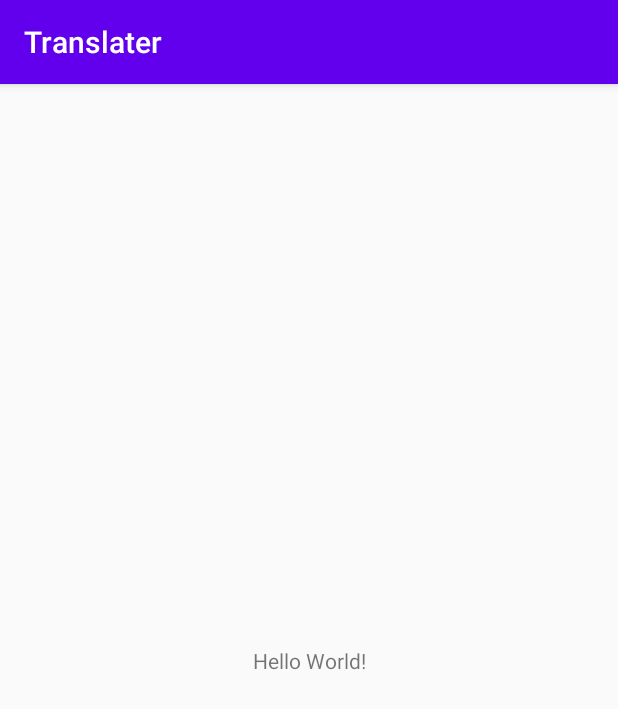
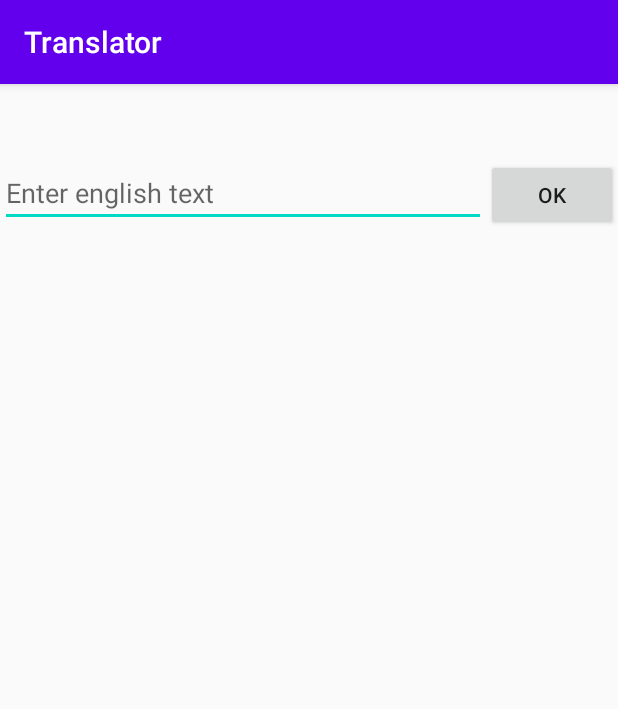
Before and after one commit to zhdanov-ek/translater, an Android app: the screen it shows after launch (MainActivity), on a phone screen of 412 x 824 dp. Shown: the top 709 px of the screen. Run offline under Robolectric (Android 15) with nearby library versions, the phone set to English and light mode, and no system bars; libraries missing offline, so code that uses them is left out: com.facebook.stetho; 1 statement that could not run was skipped.

Commit message:
Implemented functionality without architecture

```diff
--- a/app/src/main/AndroidManifest.xml
+++ b/app/src/main/AndroidManifest.xml
@@ -2,14 +2,17 @@
 <manifest xmlns:android="http://schemas.android.com/apk/res/android"
     package="com.example.translater">
 
+    <uses-permission android:name="android.permission.INTERNET" />
+
     <application
+        android:name=".MyApplication"
         android:allowBackup="true"
         android:icon="@mipmap/ic_launcher"
         android:label="@string/app_name"
         android:roundIcon="@mipmap/ic_launcher_round"
         android:supportsRtl="true"
         android:theme="@style/AppTheme">
-        <activity android:name=".view.MainActivity">
+        <activity android:name=".MainActivity">
             <intent-filter>
                 <action android:name="android.intent.action.MAIN" />
 
--- /dev/null
+++ b/app/src/main/java/com/example/translater/MainActivity.kt
@@ -0,0 +1,78 @@
+package com.example.translater
+
+import androidx.appcompat.app.AppCompatActivity
+import android.os.Bundle
+import android.view.View
+import android.widget.Button
+import android.widget.EditText
+import android.widget.TextView
+import com.example.translater.api.AppRest
+import com.example.translater.model.TranslationResponse
+import retrofit2.Call
+import retrofit2.Callback
+import retrofit2.Response
+
+class MainActivity : AppCompatActivity(), View.OnClickListener {
+
+    private val SOURCE_LANG = "en"
+    private val TARGET_LANG = "ru"
+
+    private lateinit var inputEditText: EditText
+    private lateinit var okButton: Button
+    private lateinit var translateTextView: TextView
+    private lateinit var progressBar: View
+
+
+    override fun onCreate(savedInstanceState: Bundle?) {
+        super.onCreate(savedInstanceState)
+        setContentView(R.layout.activity_main)
+
+        inputEditText = findViewById(R.id.inputEditText)
+        okButton = findViewById(R.id.okButton)
+        okButton.setOnClickListener(this)
+        translateTextView = findViewById(R.id.translateTextView)
+        progressBar = findViewById(R.id.progressBar)
+    }
+
+    override fun onClick(v: View?) {
+        val enteredText = inputEditText.text.toString()
+        if (enteredText.trim().length > 1) {
+            showProgress(true)
+            performTranslate(enteredText)
+        }
+    }
+
+    private fun performTranslate(text: String) {
+        AppRest.api.translate(SOURCE_LANG, text, TARGET_LANG)
+            .enqueue(object : Callback<TranslationResponse> {
+
+                override fun onFailure(call: Call<TranslationResponse>, t: Throwable) {
+                    showProgress(false)
+                }
+
+                override fun onResponse(call: Call<TranslationResponse>, response: Response<TranslationResponse>) {
+                    if (response.isSuccessful && response.body() != null) {
+                        showTranslation(response.body()!!)
+                    }
+                    showProgress(false)
+                }
+            })
+    }
+
+    private fun showTranslation(translationResponse: TranslationResponse) {
+        translationResponse.data.let {
+            if (it!!.translations.isNotEmpty()) {
+                val translation = it.translations[0].translatedText
+                translateTextView.text = translation
+            }
+        }
+
+        inputEditText.text = null
+    }
+
+    private fun showProgress(show: Boolean) {
+        okButton.isEnabled = !show
+        progressBar.visibility = if (show) View.VISIBLE else View.INVISIBLE
+    }
+
+}
--- /dev/null
+++ b/app/src/main/java/com/example/translater/MyApplication.kt
@@ -0,0 +1,13 @@
+package com.example.translater
+
+import android.app.Application
+import com.facebook.stetho.Stetho
+
+class MyApplication: Application() {
+
+    override fun onCreate() {
+        super.onCreate()
+
+        Stetho.initializeWithDefaults(this);
+    }
+}
--- a/app/src/main/java/com/example/translater/view/MainActivity.kt
+++ /dev/null
@@ -1,12 +0,0 @@
-package com.example.translater.view
-
-import androidx.appcompat.app.AppCompatActivity
-import android.os.Bundle
-import com.example.translater.R
-
-class MainActivity : AppCompatActivity() {
-    override fun onCreate(savedInstanceState: Bundle?) {
-        super.onCreate(savedInstanceState)
-        setContentView(R.layout.activity_main)
-    }
-}
--- a/app/src/main/res/layout/activity_main.xml
+++ b/app/src/main/res/layout/activity_main.xml
@@ -1,18 +1,45 @@
 <?xml version="1.0" encoding="utf-8"?>
-<androidx.constraintlayout.widget.ConstraintLayout xmlns:android="http://schemas.android.com/apk/res/android"
-    xmlns:app="http://schemas.android.com/apk/res-auto"
+<LinearLayout xmlns:android="http://schemas.android.com/apk/res/android"
     xmlns:tools="http://schemas.android.com/tools"
     android:layout_width="match_parent"
     android:layout_height="match_parent"
-    tools:context=".view.MainActivity">
+    android:orientation="vertical"
+    tools:context=".MainActivity">
+
+    <LinearLayout
+        android:layout_width="match_parent"
+        android:layout_height="wrap_content"
+        android:layout_marginTop="50dp"
+        android:orientation="horizontal">
+
+        <EditText
+            android:id="@+id/inputEditText"
+            android:layout_width="0dp"
+            android:layout_height="wrap_content"
+            android:layout_weight="1"
+            android:hint="@string/enter_english_text" />
+
+        <Button
+            android:id="@+id/okButton"
+            android:layout_width="wrap_content"
+            android:layout_height="wrap_content"
+            android:text="@string/ok" />
+    </LinearLayout>
 
     <TextView
-        android:layout_width="wrap_content"
+        android:id="@+id/translateTextView"
+        android:layout_width="match_parent"
         android:layout_height="wrap_content"
-        android:text="Hello World!"
-        app:layout_constraintBottom_toBottomOf="parent"
-        app:layout_constraintLeft_toLeftOf="parent"
-        app:layout_constraintRight_toRightOf="parent"
-        app:layout_constraintTop_toTopOf="parent" />
+        android:layout_marginTop="20dp"
+        android:gravity="center"
+        android:textSize="16sp" />
 
-</androidx.constraintlayout.widget.ConstraintLayout>
+    <ProgressBar
+        android:id="@+id/progressBar"
+        android:layout_width="30dp"
+        android:layout_height="30dp"
+        android:layout_gravity="center"
+        android:visibility="invisible"
+        tools:visibility="visible" />
+
+</LinearLayout>
--- a/app/src/main/res/values/strings.xml
+++ b/app/src/main/res/values/strings.xml
@@ -1,3 +1,5 @@
 <resources>
-    <string name="app_name">Translater</string>
+    <string name="app_name">Translator</string>
+    <string name="ok">OK</string>
+    <string name="enter_english_text">Enter english text</string>
 </resources>
```
Also changed, not shown: app/build.gradle (+26 -0 lines), app/src/main/java/com/example/translater/api/ApiFactory.kt (added, +68 -0 lines), app/src/main/java/com/example/translater/api/ApiService.kt (added, +19 -0 lines), app/src/main/java/com/example/translater/api/AppRest.kt (added, +13 -0 lines), app/src/main/java/com/example/translater/model/TranslationResponse.kt (added, +18 -0 lines), 1 other file.
